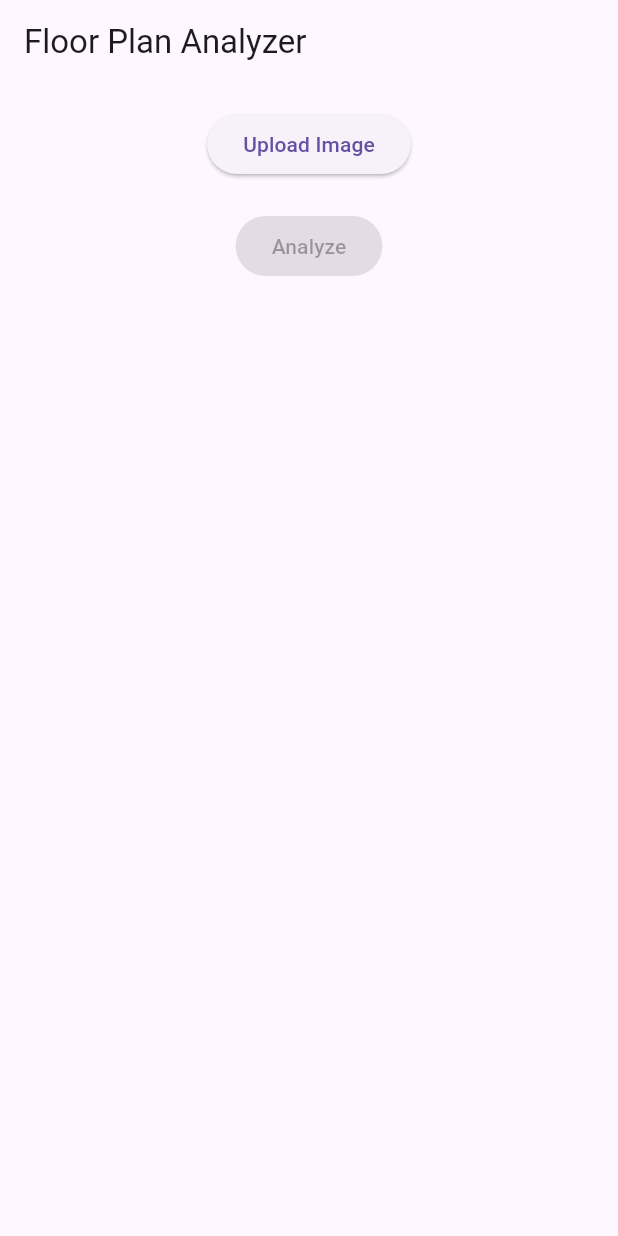
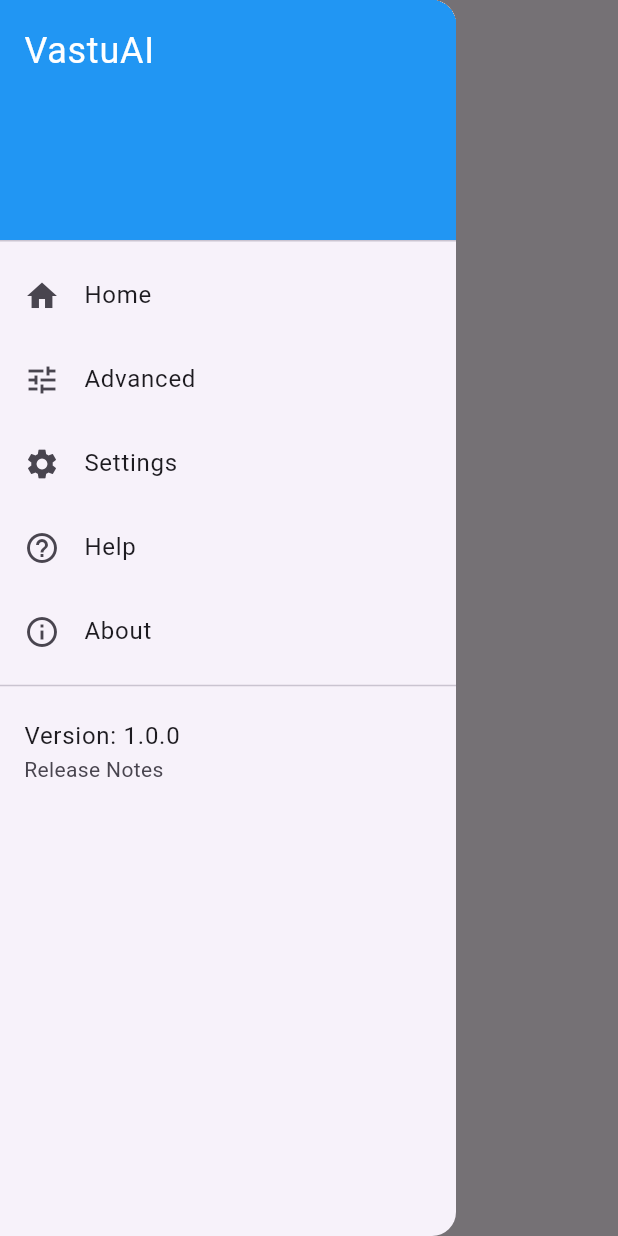
Before and after one commit to SivaVolety/vastuai, a Flutter app: the screen it shows after launch, with the side drawer open (before the commit the screen has no drawer), on a phone screen of 412 x 824 dp. Run offline on Flutter 3.47's test engine with Material 3 defaults, Android fonts, the phone set to English and light mode, and no system bars; our stand-ins replace image_picker.

Commit message:
Refactor to add drawer navigation and additional pages

```diff
--- a/lib/main.dart
+++ b/lib/main.dart
@@ -1,18 +1,34 @@
-// lib/main.dart
 import 'package:flutter/material.dart';
 import 'pages/home_page.dart';
+import 'pages/advanced_page.dart';
+import 'pages/settings_page.dart';
+import 'pages/help_page.dart';
+import 'pages/about_page.dart';
+import 'pages/release_notes_page.dart';
+import 'widgets/app_scaffold.dart';
 
-void main() => runApp(const FloorPlanApp());
+void main() => runApp(const MyApp());
 
-class FloorPlanApp extends StatelessWidget {
-  const FloorPlanApp({super.key});
+class MyApp extends StatelessWidget {
+  const MyApp({super.key});
 
   @override
   Widget build(BuildContext context) {
     return MaterialApp(
-      title: 'Floor Plan Analyzer',
+      title: 'VastuAI',
       theme: ThemeData(primarySwatch: Colors.blue),
-      home: const HomePage(),
+      initialRoute: '/',
+      routes: {
+        '/': (_) => const AppScaffold(title: 'Home', body: HomePage()),
+        '/advanced': (_) =>
+            const AppScaffold(title: 'Advanced', body: AdvancedPage()),
+        '/settings': (_) =>
+            const AppScaffold(title: 'Settings', body: SettingsPage()),
+        '/help': (_) => const AppScaffold(title: 'Help', body: HelpPage()),
+        '/about': (_) => const AppScaffold(title: 'About', body: AboutPage()),
+        '/releases': (_) =>
+            const AppScaffold(title: 'Release Notes', body: ReleaseNotesPage()),
+      },
     );
   }
 }
--- /dev/null
+++ b/lib/widgets/app_scaffold.dart
@@ -0,0 +1,53 @@
+import 'package:flutter/material.dart';
+
+class AppScaffold extends StatelessWidget {
+  final String title;
+  final Widget body;
+
+  const AppScaffold({super.key, required this.title, required this.body});
+
+  @override
+  Widget build(BuildContext context) {
+    return Scaffold(
+      appBar: AppBar(title: Text(title)),
+      drawer: Drawer(
+        child: ListView(
+          padding: EdgeInsets.zero,
+          children: [
+            const DrawerHeader(
+              decoration: BoxDecoration(color: Colors.blue),
+              child: Text('VastuAI',
+                  style: TextStyle(color: Colors.white, fontSize: 24)),
+            ),
+            _drawerItem(context, Icons.home, 'Home', '/'),
+            _drawerItem(context, Icons.tune, 'Advanced', '/advanced'),
+            _drawerItem(context, Icons.settings, 'Settings', '/settings'),
+            _drawerItem(context, Icons.help_outline, 'Help', '/help'),
+            _drawerItem(context, Icons.info_outline, 'About', '/about'),
+            const Divider(),
+            ListTile(
+              title: const Text('Version: 1.0.0'),
+              subtitle: const Text('Release Notes'),
+              onTap: () => Navigator.pushNamed(context, '/releases'),
+            ),
+          ],
+        ),
+      ),
+      body: body,
+    );
+  }
+
+  Widget _drawerItem(
+      BuildContext context, IconData icon, String title, String route) {
+    return ListTile(
+        leading: Icon(icon),
+        title: Text(title),
+        onTap: () {
+          Navigator.pop(context); // close drawer
+          final currentRoute = ModalRoute.of(context)?.settings.name;
+          if (currentRoute != route) {
+            Navigator.pushReplacementNamed(context, route);
+          }
+        });
+  }
+}
```
Also changed, not shown: lib/pages/about_page.dart (added, +16 -0 lines), lib/pages/advanced_page.dart (added, +12 -0 lines), lib/pages/help_page.dart (added, +13 -0 lines), lib/pages/release_notes_page.dart (added, +42 -0 lines), lib/pages/settings_page.dart (added, +23 -0 lines).
